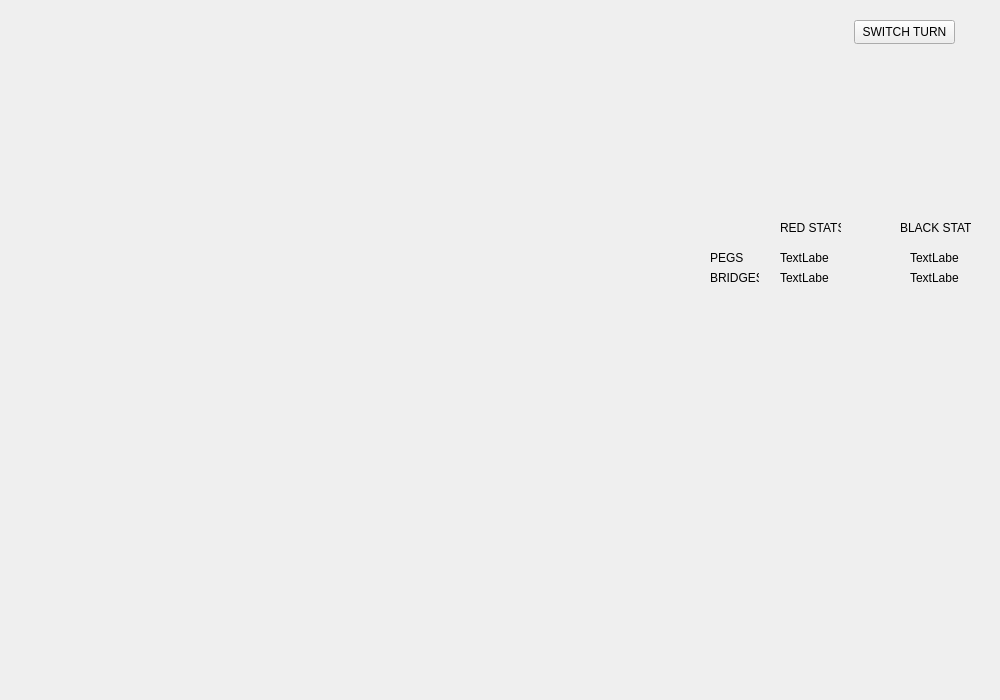
florin-irl/C--, file C--/TwixtUI/TwixtUI.ui: the form before one commit.
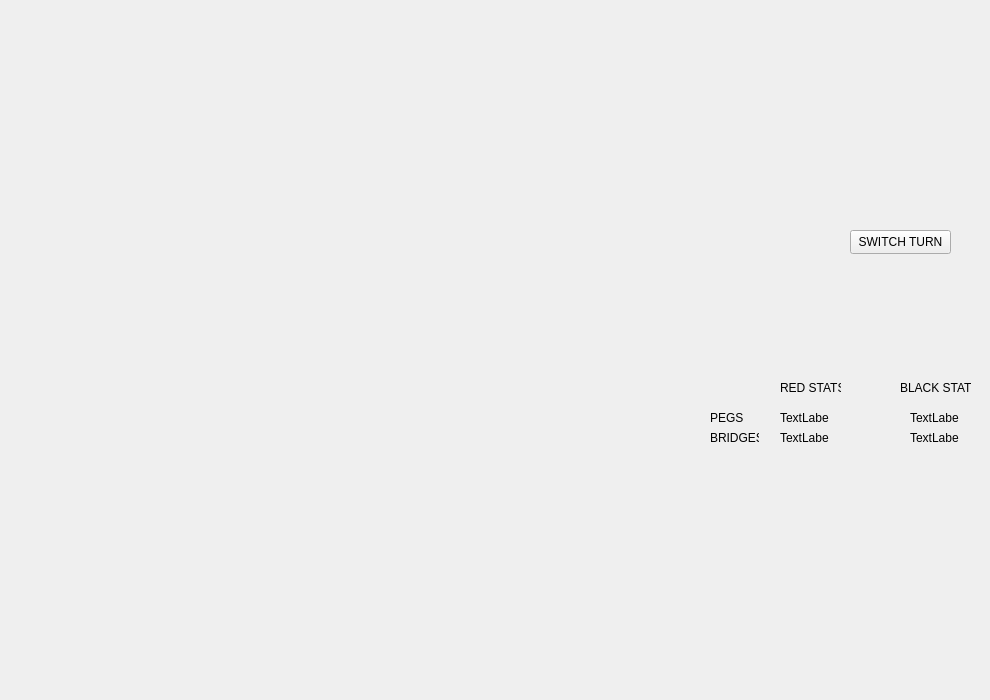
The form after the commit. Icons and pictures are not drawn.

Commit message: Included Logo in window

Diff of the .ui file:
```diff
--- a/C--/TwixtUI/TwixtUI.ui
+++ b/C--/TwixtUI/TwixtUI.ui
@@ -6,7 +6,7 @@
    <rect>
     <x>0</x>
     <y>0</y>
-    <width>1000</width>
+    <width>990</width>
     <height>700</height>
    </rect>
   </property>
@@ -17,8 +17,8 @@
    <widget class="QPushButton" name="pushButton">
     <property name="geometry">
      <rect>
-      <x>854</x>
-      <y>20</y>
+      <x>850</x>
+      <y>230</y>
       <width>101</width>
       <height>24</height>
      </rect>
@@ -31,7 +31,7 @@
     <property name="geometry">
      <rect>
       <x>780</x>
-      <y>220</y>
+      <y>380</y>
       <width>61</width>
       <height>16</height>
      </rect>
@@ -50,7 +50,7 @@
     <property name="geometry">
      <rect>
       <x>900</x>
-      <y>220</y>
+      <y>380</y>
       <width>71</width>
       <height>16</height>
      </rect>
@@ -69,7 +69,7 @@
     <property name="geometry">
      <rect>
       <x>710</x>
-      <y>250</y>
+      <y>410</y>
       <width>49</width>
       <height>16</height>
      </rect>
@@ -82,7 +82,7 @@
     <property name="geometry">
      <rect>
       <x>710</x>
-      <y>270</y>
+      <y>430</y>
       <width>49</width>
       <height>16</height>
      </rect>
@@ -95,7 +95,7 @@
     <property name="geometry">
      <rect>
       <x>780</x>
-      <y>250</y>
+      <y>410</y>
       <width>49</width>
       <height>16</height>
      </rect>
@@ -108,7 +108,7 @@
     <property name="geometry">
      <rect>
       <x>780</x>
-      <y>270</y>
+      <y>430</y>
       <width>49</width>
       <height>16</height>
      </rect>
@@ -121,7 +121,7 @@
     <property name="geometry">
      <rect>
       <x>910</x>
-      <y>250</y>
+      <y>410</y>
       <width>49</width>
       <height>16</height>
      </rect>
@@ -134,7 +134,7 @@
     <property name="geometry">
      <rect>
       <x>910</x>
-      <y>270</y>
+      <y>430</y>
       <width>49</width>
       <height>16</height>
      </rect>
@@ -143,6 +143,25 @@
      <string>TextLabel</string>
     </property>
    </widget>
+   <widget class="QLabel" name="label_9">
+    <property name="geometry">
+     <rect>
+      <x>690</x>
+      <y>30</y>
+      <width>281</width>
+      <height>181</height>
+     </rect>
+    </property>
+    <property name="text">
+     <string/>
+    </property>
+    <property name="pixmap">
+     <pixmap resource="TwixtUI.qrc">:/TwixtUI/twixtLogoC--.png</pixmap>
+    </property>
+    <property name="scaledContents">
+     <bool>true</bool>
+    </property>
+   </widget>
   </widget>
  </widget>
  <layoutdefault spacing="6" margin="11"/>
```
Left out of the diff: 1 changed line with no effect on the pictures. The commit also changes 4 other files.
